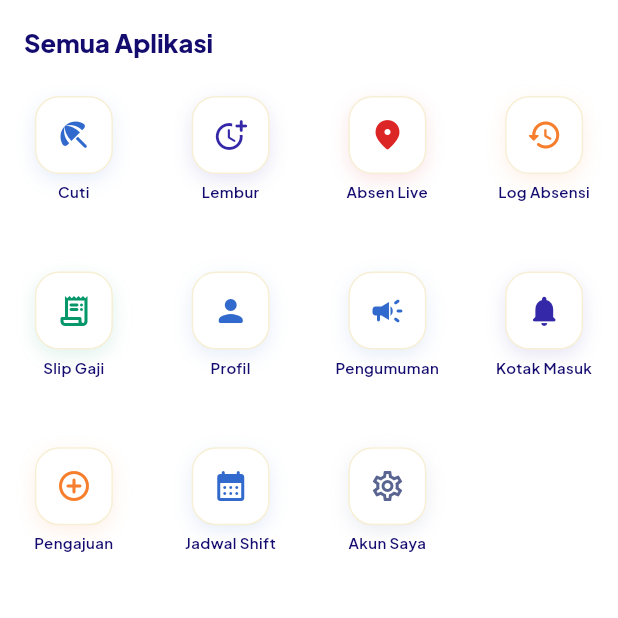
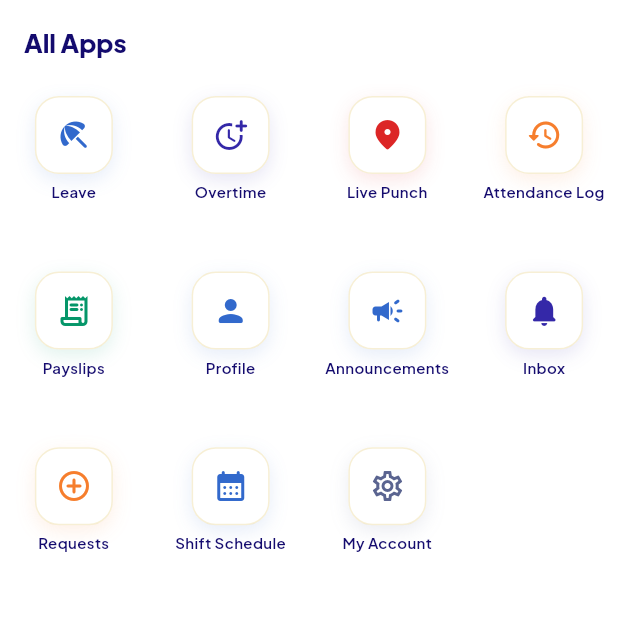
Before and after one commit to ahmad-sutiawan/hris-system, a Flutter app: the AllAppsScreen screen opened by its route, on a phone screen of 412 x 824 dp, the top half of it. Run offline on Flutter 3.47's test engine with Material 3 defaults, Android fonts, the phone set to English and light mode, and no system bars; our stand-ins replace camera, dio, flutter_map, flutter_riverpod, flutter_secure_storage, geolocator and 4 more; accounts and stored records are empty; network calls fail.

Commit message:
rename all menus to english

```diff
--- a/mobile/lib/features/announcements/announcement_detail_screen.dart
+++ b/mobile/lib/features/announcements/announcement_detail_screen.dart
@@ -19,7 +19,7 @@ class AnnouncementDetailScreen extends ConsumerWidget {
 
     return Scaffold(
       backgroundColor: Colors.transparent,
-      appBar: AppBar(title: const Text('Detail Pengumuman')),
+      appBar: AppBar(title: const Text('Announcement Detail')),
       body: detail.when(
         loading: () => const Center(child: CircularProgressIndicator()),
         error: (e, _) => EmptyState(
--- a/mobile/lib/features/announcements/announcements_screen.dart
+++ b/mobile/lib/features/announcements/announcements_screen.dart
@@ -21,7 +21,7 @@ class AnnouncementsScreen extends ConsumerWidget {
 
     return Scaffold(
       backgroundColor: Colors.transparent,
-      appBar: AppBar(title: const Text('Pengumuman')),
+      appBar: AppBar(title: const Text('Announcements')),
       body: RefreshIndicator(
         color: AppColors.accent,
         onRefresh: () async => ref.invalidate(announcementsProvider),
--- a/mobile/lib/features/apps/all_apps_screen.dart
+++ b/mobile/lib/features/apps/all_apps_screen.dart
@@ -11,7 +11,7 @@ class AllAppsScreen extends StatelessWidget {
   Widget build(BuildContext context) {
     return Scaffold(
       backgroundColor: Colors.transparent,
-      appBar: AppBar(title: const Text('Semua Aplikasi')),
+      appBar: AppBar(title: const Text('All Apps')),
       body: ListView(
         padding: const EdgeInsets.only(top: 8, bottom: 24),
         children: [
@@ -26,67 +26,67 @@ class AllAppsScreen extends StatelessWidget {
   static List<TalentaAppGridItem> _allApps(BuildContext context) => [
         TalentaAppGridItem(
           icon: Icons.beach_access_rounded,
-          label: 'Cuti',
+          label: 'Leave',
           color: AppColors.info,
           onTap: () => context.push('/leave'),
         ),
         TalentaAppGridItem(
           icon: Icons.more_time_rounded,
-          label: 'Lembur',
+          label: 'Overtime',
           color: AppColors.accent,
           onTap: () => context.push('/overtime'),
         ),
         TalentaAppGridItem(
           icon: Icons.location_on_rounded,
-          label: 'Absen Live',
+          label: 'Live Punch',
           color: AppColors.danger,
           onTap: () => context.push('/punch?action=in'),
         ),
         TalentaAppGridItem(
           icon: Icons.history_rounded,
-          label: 'Log Absensi',
+          label: 'Attendance Log',
           color: AppColors.warning,
           onTap: () => context.go('/attendance'),
         ),
         TalentaAppGridItem(
           icon: Icons.receipt_long_rounded,
-          label: 'Slip Gaji',
+          label: 'Payslips',
           color: AppColors.success,
           onTap: () => context.push('/payslips'),
         ),
         TalentaAppGridItem(
           icon: Icons.person_rounded,
-          label: 'Profil',
+          label: 'Profile',
           color: AppColors.cyan,
           onTap: () => context.push('/profile'),
         ),
         TalentaAppGridItem(
           icon: Icons.campaign_rounded,
-          label: 'Pengumuman',
+          label: 'Announcements',
           color: AppColors.info,
           onTap: () => context.push('/announcements'),
         ),
         TalentaAppGridItem(
           icon: Icons.notifications_rounded,
-          label: 'Kotak Masuk',
+          label: 'Inbox',
           color: AppColors.accent,
           onTap: () => context.go('/inbox'),
         ),
         TalentaAppGridItem(
           icon: Icons.add_circle_outline_rounded,
-          label: 'Pengajuan',
+          label: 'Requests',
           color: AppColors.warning,
           onTap: () => context.go('/request'),
         ),
         TalentaAppGridItem(
           icon: Icons.calendar_month_rounded,
-          label: 'Jadwal Shift',
+          label: 'Shift Schedule',
           color: AppColors.cyan,
           onTap: () => context.push('/calendar'),
         ),
         TalentaAppGridItem(
           icon: Icons.settings_outlined,
-          label: 'Akun Saya',
+          label: 'My Account',
           color: AppColors.textMuted,
           onTap: () => context.go('/account'),
         ),
--- a/mobile/lib/features/attendance/attendance_screen.dart
+++ b/mobile/lib/features/attendance/attendance_screen.dart
@@ -123,7 +123,7 @@ class AttendanceScreen extends ConsumerWidget {
       backgroundColor: Colors.transparent,
       appBar: AppBar(
         title: Text(
-          'Rekap Absensi',
+          'Attendance Summary',
           style: GoogleFonts.plusJakartaSans(fontWeight: FontWeight.w800),
         ),
         actions: [
--- a/mobile/lib/features/calendar/calendar_screen.dart
+++ b/mobile/lib/features/calendar/calendar_screen.dart
@@ -19,7 +19,7 @@ class CalendarScreen extends ConsumerWidget {
       backgroundColor: Colors.transparent,
       appBar: AppBar(
         title: Text(
-          'Kalender Shift',
+          'Shift Calendar',
           style: GoogleFonts.plusJakartaSans(fontWeight: FontWeight.w800),
         ),
       ),
--- a/mobile/lib/features/home/home_screen.dart
+++ b/mobile/lib/features/home/home_screen.dart
@@ -169,7 +169,7 @@ class HomeScreen extends ConsumerWidget {
                 Column(
                   crossAxisAlignment: CrossAxisAlignment.stretch,
                   children: [
-                    const GoldSectionTitle(title: 'Menu cepat'),
+                    const GoldSectionTitle(title: 'Quick Menu'),
                     GoldPanel(
                       padding: const EdgeInsets.fromLTRB(8, 12, 8, 8),
                       child: TalentaAppGrid(items: _homeQuickApps(context)),
@@ -263,8 +263,8 @@ class HomeScreen extends ConsumerWidget {
                   Column(
                     children: [
                       GoldSectionTitle(
-                        title: 'Jadwal mendatang',
-                        actionLabel: 'Kalender',
+                        title: 'Upcoming Schedule',
+                        actionLabel: 'Calendar',
                         onAction: () => context.push('/calendar'),
                       ),
                       UpcomingShiftsPreview(
@@ -309,49 +309,49 @@ class HomeScreen extends ConsumerWidget {
   static List<TalentaAppGridItem> _homeQuickApps(BuildContext context) => [
         TalentaAppGridItem(
           icon: Icons.beach_access_rounded,
-          label: 'Cuti',
+          label: 'Leave',
           color: AppColors.chinaRed,
           onTap: () => context.push('/leave/new'),
         ),
         TalentaAppGridItem(
           icon: Icons.more_time_rounded,
-          label: 'Lembur',
+          label: 'Overtime',
           color: AppColors.darkGold,
           onTap: () => context.push('/overtime/new'),
         ),
         TalentaAppGridItem(
           icon: Icons.location_on_rounded,
-          label: 'Absen Live',
+          label: 'Live Punch',
           color: AppColors.chinaRedDark,
           onTap: () => context.push('/punch?action=in'),
         ),
         TalentaAppGridItem(
           icon: Icons.history_rounded,
-          label: 'Log Absensi',
+          label: 'Attendance Log',
           color: AppColors.darkGoldRich,
           onTap: () => context.go('/attendance'),
         ),
         TalentaAppGridItem(
           icon: Icons.receipt_long_rounded,
-          label: 'Slip Gaji',
+          label: 'Payslips',
           color: AppColors.success,
           onTap: () => context.push('/payslips'),
         ),
         TalentaAppGridItem(
           icon: Icons.calendar_month_rounded,
-          label: 'Kalender',
+          label: 'Calendar',
           color: AppColors.darkGold,
           onTap: () => context.push('/calendar'),
         ),
         TalentaAppGridItem(
           icon: Icons.campaign_rounded,
-          label: 'Pengumuman',
+          label: 'Announcements',
           color: AppColors.chinaRed,
           onTap: () => context.push('/announcements'),
         ),
         TalentaAppGridItem(
           icon: Icons.apps_rounded,
-          label: 'Semua App',
+          label: 'All Apps',
           color: AppColors.textMuted,
           onTap: () => context.push('/all-apps'),
         ),
--- a/mobile/lib/features/leave/leave_form_screen.dart
+++ b/mobile/lib/features/leave/leave_form_screen.dart
@@ -96,7 +96,7 @@ class _LeaveFormScreenState extends ConsumerState<LeaveFormScreen> {
 
     return Scaffold(
       backgroundColor: Colors.transparent,
-      appBar: AppBar(title: const Text('Ajukan Cuti')),
+      appBar: AppBar(title: const Text('Submit Leave')),
       body: ListView(
         padding: const EdgeInsets.all(16),
         children: [
--- a/mobile/lib/features/leave/leave_screen.dart
+++ b/mobile/lib/features/leave/leave_screen.dart
@@ -34,7 +34,7 @@ class LeaveScreen extends ConsumerWidget {
     return Scaffold(
       backgroundColor: Colors.transparent,
       appBar: AppBar(
-        title: const Text('Pengajuan Cuti'),
+        title: const Text('Leave Requests'),
         actions: [
           IconButton(
             icon: const Icon(Icons.add),
--- a/mobile/lib/features/menu/menu_screen.dart
+++ b/mobile/lib/features/menu/menu_screen.dart
@@ -55,7 +55,7 @@ class MenuScreen extends ConsumerWidget {
               ),
             ),
             SliverToBoxAdapter(
-              child: HomeSectionHeader(title: 'Menu akun'),
+              child: HomeSectionHeader(title: 'Account Menu'),
             ),
             SliverPadding(
               padding: const EdgeInsets.symmetric(horizontal: 20),
@@ -63,54 +63,54 @@ class MenuScreen extends ConsumerWidget {
                 delegate: SliverChildListDelegate([
                   _MenuTile(
                     icon: Icons.person_outline_rounded,
-                    label: 'Detail Karyawan',
+                    label: 'Employee Profile',
                     onTap: () => context.push('/profile'),
                   ),
                   _MenuTile(
                     icon: Icons.mail_outline_rounded,
-                    label: 'Kotak Masuk',
+                    label: 'Inbox',
                     badge: unread > 0 ? '$unread' : null,
                     onTap: () => context.go('/inbox'),
                   ),
                   _MenuTile(
                     icon: Icons.campaign_outlined,
-                    label: 'Pengumuman',
+                    label: 'Announcements',
                     badge: announcements > 0 ? '$announcements' : null,
                     onTap: () => context.push('/announcements'),
                   ),
                   _MenuTile(
                     icon: Icons.apps_rounded,
-                    label: 'Semua Aplikasi',
+                    label: 'All Apps',
                     onTap: () => context.push('/all-apps'),
                   ),
                   _MenuTile(
                     icon: Icons.calendar_month_outlined,
-                    label: 'Rekap Absensi',
+                    label: 'Attendance Summary',
                     onTap: () => context.go('/attendance'),
                   ),
                   _MenuTile(
                     icon: Icons.beach_access_outlined,
-                    label: 'Pengajuan Cuti',
+                    label: 'Leave Requests',
                     onTap: () => context.push('/leave'),
                   ),
                   _MenuTile(
                     icon: Icons.more_time_outlined,
-                    label: 'Pengajuan Lembur',
+                    label: 'Overtime Requests',
                     onTap: () => context.push('/overtime'),
                   ),
                   _MenuTile(
                     icon: Icons.receipt_long_outlined,
-                    label: 'Slip Gaji',
+                    label: 'Payslips',
                     onTap: () => context.push('/payslips'),
                   ),
                   _MenuTile(
                     icon: Icons.add_circle_outline_rounded,
-                    label: 'Buat Pengajuan',
+                    label: 'New Request',
                     onTap: () => context.go('/request'),
                   ),
                   const SizedBox(height: 20),
                   PrimaryButton(
-                    label: 'Keluar',
+                    label: 'Sign Out',
                     secondary: true,
                     icon: Icons.logout,
                     onPressed: () async {
--- a/mobile/lib/features/notifications/notifications_screen.dart
+++ b/mobile/lib/features/notifications/notifications_screen.dart
@@ -31,7 +31,7 @@ class NotificationsScreen extends ConsumerWidget {
       backgroundColor: Colors.transparent,
       appBar: AppBar(
         title: Text(
-          embedded ? 'Kotak Masuk' : 'Notifikasi',
+          embedded ? 'Inbox' : 'Notifications',
           style: GoogleFonts.plusJakartaSans(fontWeight: FontWeight.w800),
         ),
         actions: [
--- a/mobile/lib/features/overtime/overtime_form_screen.dart
+++ b/mobile/lib/features/overtime/overtime_form_screen.dart
@@ -124,7 +124,7 @@ class _OvertimeFormScreenState extends ConsumerState<OvertimeFormScreen> {
 
     return Scaffold(
       backgroundColor: Colors.transparent,
-      appBar: AppBar(title: const Text('Ajukan Lembur')),
+      appBar: AppBar(title: const Text('Submit Overtime')),
       body: ListView(
         padding: const EdgeInsets.all(16),
         children: [
--- a/mobile/lib/features/overtime/overtime_screen.dart
+++ b/mobile/lib/features/overtime/overtime_screen.dart
@@ -25,7 +25,7 @@ class OvertimeScreen extends ConsumerWidget {
     return Scaffold(
       backgroundColor: Colors.transparent,
       appBar: AppBar(
-        title: const Text('Pengajuan Lembur'),
+        title: const Text('Overtime Requests'),
         actions: [
           IconButton(
             icon: const Icon(Icons.add),
--- a/mobile/lib/features/payslip/payslip_screen.dart
+++ b/mobile/lib/features/payslip/payslip_screen.dart
@@ -19,7 +19,7 @@ class PayslipScreen extends ConsumerWidget {
 
     return Scaffold(
       backgroundColor: Colors.transparent,
-      appBar: AppBar(title: const Text('Slip Gaji')),
+      appBar: AppBar(title: const Text('Payslips')),
       body: RefreshIndicator(
         color: AppColors.accent,
         onRefresh: () async => ref.invalidate(payslipsProvider),
--- a/mobile/lib/features/profile/profile_screen.dart
+++ b/mobile/lib/features/profile/profile_screen.dart
@@ -21,7 +21,7 @@ class ProfileScreen extends ConsumerWidget {
 
     return Scaffold(
       backgroundColor: Colors.transparent,
-      appBar: AppBar(title: const Text('Detail Karyawan')),
+      appBar: AppBar(title: const Text('Employee Profile')),
       body: RefreshIndicator(
         color: AppColors.accent,
         onRefresh: () async => ref.invalidate(profileProvider),
@@ -90,12 +90,12 @@ class ProfileScreen extends ConsumerWidget {
                     OutlinedButton.icon(
                       onPressed: () => context.push('/payslips'),
                       icon: const Icon(Icons.receipt_long_outlined, size: 18),
-                      label: const Text('Slip Gaji'),
+                      label: const Text('Payslips'),
                     ),
                     OutlinedButton.icon(
                       onPressed: () => context.go('/attendance'),
                       icon: const Icon(Icons.history_rounded, size: 18),
-                      label: const Text('Riwayat Absensi'),
+                      label: const Text('Attendance History'),
                     ),
                     OutlinedButton.icon(
                       onPressed: () => context.push('/punch?action=in'),
--- a/mobile/lib/features/request/request_hub_screen.dart
+++ b/mobile/lib/features/request/request_hub_screen.dart
@@ -15,7 +15,7 @@ class RequestHubScreen extends ConsumerWidget {
       backgroundColor: Colors.transparent,
       appBar: AppBar(
         title: Text(
-          'Pengajuan',
+          'Requests',
           style: GoogleFonts.plusJakartaSans(fontWeight: FontWeight.w800),
         ),
       ),
@@ -23,7 +23,7 @@ class RequestHubScreen extends ConsumerWidget {
         padding: const EdgeInsets.all(20),
         children: [
           Text(
-            'Buat pengajuan baru',
+            'New request',
             style: GoogleFonts.plusJakartaSans(
               fontSize: 15,
               color: AppColors.textMuted,
@@ -32,49 +32,49 @@ class RequestHubScreen extends ConsumerWidget {
           const SizedBox(height: 16),
           RequestActionCard(
             icon: Icons.beach_access_rounded,
-            title: 'Pengajuan Cuti',
-            subtitle: 'Ajukan cuti tahunan, sakit, atau izin',
+            title: 'Leave Request',
+            subtitle: 'Submit annual, sick, or personal leave',
             color: AppColors.info,
             onTap: () => context.push('/leave/new'),
           ),
           RequestActionCard(
             icon: Icons.more_time_rounded,
-            title: 'Pengajuan Lembur',
-            subtitle: 'Ajukan lembur sebelum atau sesudah shift',
+            title: 'Overtime Request',
+            subtitle: 'Submit overtime before or after shift',
             color: AppColors.accent,
             onTap: () => context.push('/overtime/new'),
           ),
           RequestActionCard(
             icon: Icons.login_rounded,
-            title: 'Absen Masuk',
-            subtitle: 'Clock in dengan selfie',
+            title: 'Clock In',
+            subtitle: 'Clock in with selfie',
             color: AppColors.success,
             onTap: () => context.push('/punch?action=in'),
           ),
           RequestActionCard(
             icon: Icons.logout_rounded,
-            title: 'Absen Pulang',
-            subtitle: 'Clock out dengan selfie',
+            title: 'Clock Out',
+            subtitle: 'Clock out with selfie',
             color: AppColors.danger,
             onTap: () => context.push('/punch?action=out'),
           ),
           const SizedBox(height: 8),
           HomeSectionHeader(
-            title: 'Riwayat pengajuan',
+            title: 'Request history',
             actionLabel: null,
             onAction: null,
           ),
           RequestActionCard(
             icon: Icons.history_rounded,
-            title: 'Daftar Cuti',
-            subtitle: 'Lihat status dan batalkan pengajuan',
+            title: 'Leave List',
+            subtitle: 'View status and cancel requests',
             color: AppColors.cyan,
             onTap: () => context.push('/leave'),
           ),
           RequestActionCard(
             icon: Icons.schedule_rounded,
-            title: 'Daftar Lembur',
-            subtitle: 'Lihat status pengajuan lembur',
+            title: 'Overtime List',
+            subtitle: 'View overtime request status',
             color: AppColors.warning,
             onTap: () => context.push('/overtime'),
           ),
--- a/mobile/lib/router/app_shell.dart
+++ b/mobile/lib/router/app_shell.dart
@@ -72,14 +72,14 @@ class _ChinaBottomNav extends StatelessWidget {
                       selected: currentIndex == 0,
                       icon: Icons.home_outlined,
                       selectedIcon: Icons.home_rounded,
-                      label: 'Beranda',
+                      label: 'Home',
                       onTap: () => onTap(0),
                     ),
                     _NavItem(
                       selected: currentIndex == 1,
                       icon: Icons.calendar_month_outlined,
                       selectedIcon: Icons.calendar_month_rounded,
-                      label: 'Absensi',
+                      label: 'Attendance',
                       onTap: () => onTap(1),
                     ),
                     const Expanded(child: SizedBox(width: 52)),
@@ -94,7 +94,7 @@ class _ChinaBottomNav extends StatelessWidget {
                       selected: currentIndex == 4,
                       icon: Icons.person_outline_rounded,
                       selectedIcon: Icons.person_rounded,
-                      label: 'Akun',
+                      label: 'Account',
                       onTap: () => onTap(4),
                     ),
                   ],
@@ -130,7 +130,7 @@ class _ChinaBottomNav extends StatelessWidget {
                         ),
                         const SizedBox(height: 2),
                         Text(
-                          'Pengajuan',
+                          'Requests',
                           style: GoogleFonts.plusJakartaSans(
                             fontSize: 9,
                             fontWeight: currentIndex == _centerIndex
```
Also changed, not shown: 9 other files.
